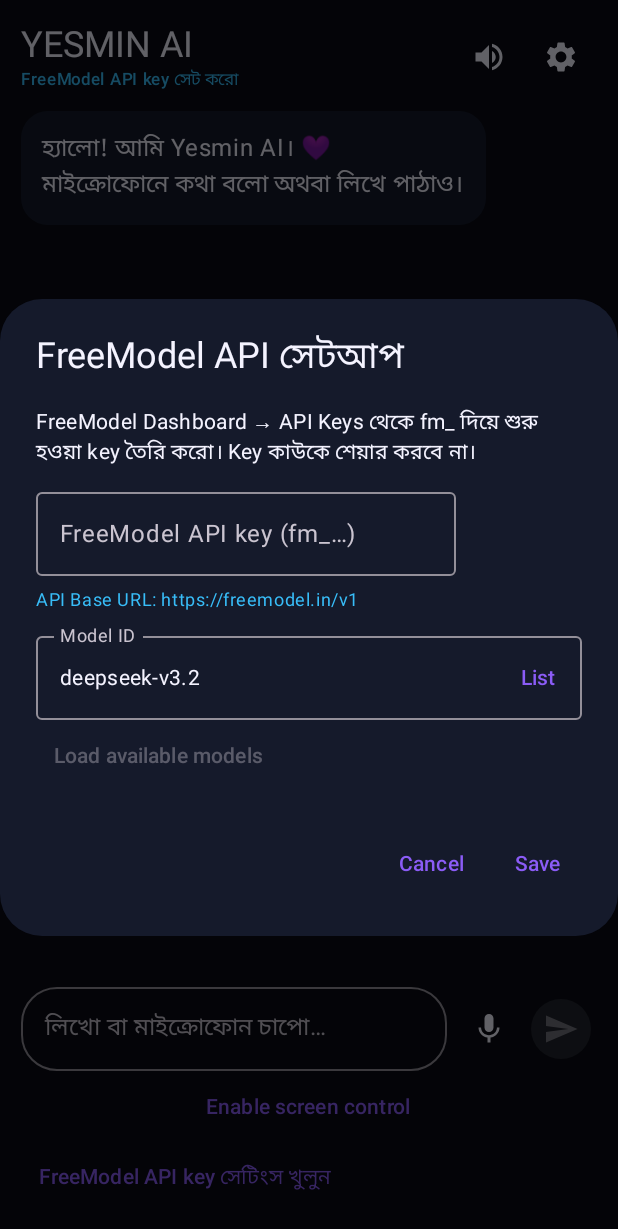
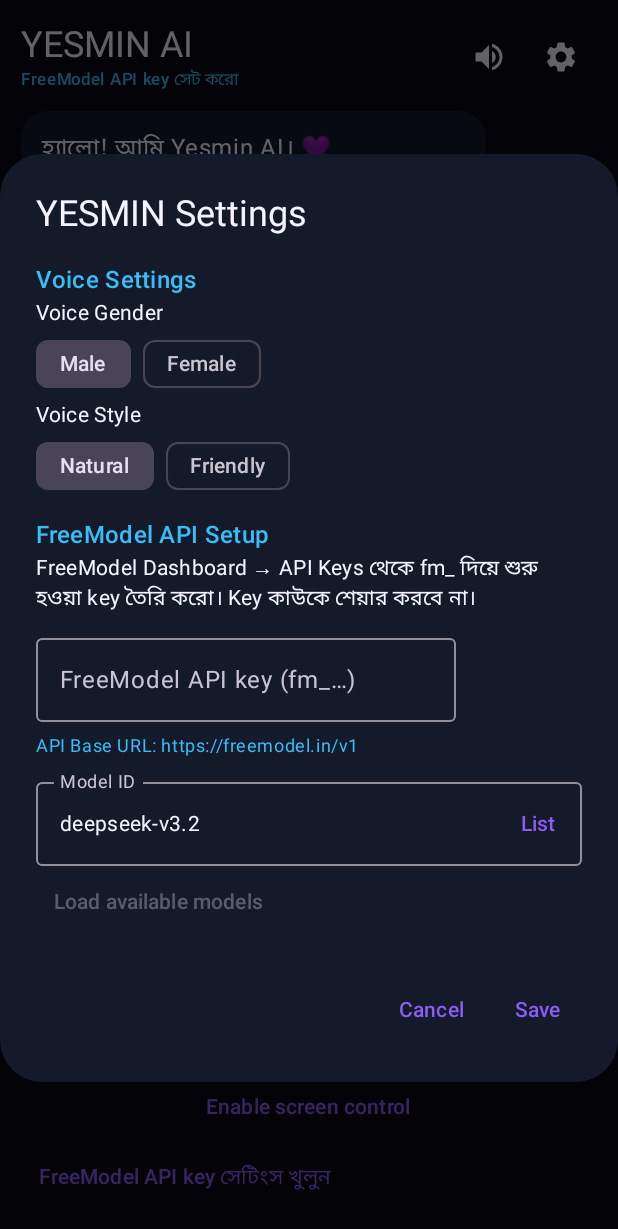
Before and after one commit to veyeqicezo625-svg/YESMIN-AI, an Android app built with Jetpack Compose: the screen it shows after launch (MainActivity), on a phone screen of 412 x 824 dp. Shown: the top 1229 px of the screen. Run offline under Robolectric (Android 15) with nearby library versions, the phone set to English and light mode, and no system bars.

Commit message:
Add persistent male natural voice settings

```diff
--- a/app/src/main/java/com/tamimgamer/yesminai/MainActivity.kt
+++ b/app/src/main/java/com/tamimgamer/yesminai/MainActivity.kt
@@ -60,8 +60,11 @@ class MainActivity : ComponentActivity() {
                 YesminApp(
                     initialKey = prefs.getString("freemodel_key", "") ?: "",
                     initialModel = prefs.getString("freemodel_model", "deepseek-v3.2") ?: "deepseek-v3.2",
-                    saveSettings = { key, model ->
-                        prefs.edit().putString("freemodel_key", key).putString("freemodel_model", model).apply()
+                    initialVoiceGender = prefs.getString("voice_gender", "male") ?: "male",
+                    initialVoiceStyle = prefs.getString("voice_style", "natural") ?: "natural",
+                    saveSettings = { key, model, gender, style ->
+                        prefs.edit().putString("freemodel_key", key).putString("freemodel_model", model)
+                            .putString("voice_gender", gender).putString("voice_style", style).apply()
                     }
                 )
             }
@@ -73,10 +76,14 @@ private data class ChatMessage(val text: String, val fromUser: Boolean)
 
 @OptIn(ExperimentalMaterial3Api::class)
 @Composable
-private fun YesminApp(initialKey: String, initialModel: String, saveSettings: (String, String) -> Unit) {
+private fun YesminApp(initialKey: String, initialModel: String, initialVoiceGender: String, initialVoiceStyle: String, saveSettings: (String, String, String, String) -> Unit) {
     val context = LocalContext.current
     var apiKey by remember { mutableStateOf(initialKey) }
     var model by remember { mutableStateOf(initialModel) }
+    var voiceGender by remember { mutableStateOf(initialVoiceGender) }
+    var voiceStyle by remember { mutableStateOf(initialVoiceStyle) }
+    var draftVoiceGender by remember { mutableStateOf(initialVoiceGender) }
+    var draftVoiceStyle by remember { mutableStateOf(initialVoiceStyle) }
     var showSettings by remember { mutableStateOf(initialKey.isBlank()) }
     var draftKey by remember { mutableStateOf(initialKey) }
     var draftModel by remember { mutableStateOf(initialModel) }
@@ -153,6 +160,13 @@ private fun YesminApp(initialKey: String, initialModel: String, saveSettings: (S
     fun speak(text: String) {
         if (text.isNotBlank()) {
             tts.language = Locale("bn", "BD")
+            val marker = if (voiceGender == "male") listOf("male", "man", "masculine") else listOf("female", "woman", "feminine")
+            val selectedVoice = tts.voices?.firstOrNull { voice ->
+                voice.locale.language == "bn" && marker.any { voice.name.lowercase(Locale.ROOT).contains(it) }
+            }
+            if (selectedVoice != null) tts.voice = selectedVoice
+            tts.setPitch(if (selectedVoice != null) 1.0f else if (voiceGender == "male") 0.86f else 1.08f)
+            tts.setSpeechRate(if (voiceStyle == "natural") 1.0f else 1.08f)
             tts.speak(text, TextToSpeech.QUEUE_FLUSH, null, "yesmin_reply")
         }
     }
@@ -207,7 +221,11 @@ private fun YesminApp(initialKey: String, initialModel: String, saveSettings: (S
                 IconButton(onClick = { messages.lastOrNull { !it.fromUser }?.let { speak(it.text) } }) {
                     Icon(Icons.Default.VolumeUp, contentDescription = "Speak latest reply", tint = White)
                 }
-                IconButton(onClick = { draftKey = apiKey; draftModel = model; showSettings = true }) {
+                IconButton(onClick = {
+                    draftKey = apiKey; draftModel = model
+                    draftVoiceGender = voiceGender; draftVoiceStyle = voiceStyle
+                    showSettings = true
+                }) {
                     Icon(Icons.Default.Settings, contentDescription = "Settings", tint = White)
                 }
             }
@@ -272,9 +290,22 @@ private fun YesminApp(initialKey: String, initialModel: String, saveSettings: (S
     if (showSettings) {
         AlertDialog(
             onDismissRequest = { showSettings = false },
-            title = { Text("FreeModel API সেটআপ") },
+            title = { Text("YESMIN Settings") },
             text = {
                 Column {
+                    Text("Voice Settings", style = MaterialTheme.typography.titleMedium, color = Blue)
+                    Text("Voice Gender")
+                    Row(horizontalArrangement = Arrangement.spacedBy(8.dp)) {
+                        FilterChip(selected = draftVoiceGender == "male", onClick = { draftVoiceGender = "male" }, label = { Text("Male") })
+                        FilterChip(selected = draftVoiceGender == "female", onClick = { draftVoiceGender = "female" }, label = { Text("Female") })
+                    }
+                    Text("Voice Style")
+                    Row(horizontalArrangement = Arrangement.spacedBy(8.dp)) {
+                        FilterChip(selected = draftVoiceStyle == "natural", onClick = { draftVoiceStyle = "natural" }, label = { Text("Natural") })
+                        FilterChip(selected = draftVoiceStyle == "friendly", onClick = { draftVoiceStyle = "friendly" }, label = { Text("Friendly") })
+                    }
+                    Spacer(Modifier.height(10.dp))
+                    Text("FreeModel API Setup", style = MaterialTheme.typography.titleMedium, color = Blue)
                     Text("FreeModel Dashboard → API Keys থেকে fm_ দিয়ে শুরু হওয়া key তৈরি করো। Key কাউকে শেয়ার করবে না।")
                     Spacer(Modifier.height(8.dp))
                     OutlinedTextField(value = draftKey, onValueChange = { draftKey = it }, label = { Text("FreeModel API key (fm_…)") }, singleLine = true, keyboardOptions = KeyboardOptions(keyboardType = KeyboardType.Password))
@@ -304,7 +335,9 @@ private fun YesminApp(initialKey: String, initialModel: String, saveSettings: (S
                 TextButton(onClick = {
                     apiKey = draftKey.trim()
                     model = draftModel.trim().ifBlank { "deepseek-v3.2" }
-                    saveSettings(apiKey, model)
+                    voiceGender = draftVoiceGender
+                    voiceStyle = draftVoiceStyle
+                    saveSettings(apiKey, model, voiceGender, voiceStyle)
                     status = if (apiKey.isBlank()) "FreeModel API key সেট করো" else "FreeModel • $model"
                     showSettings = false
                 }) { Text("Save") }
```
